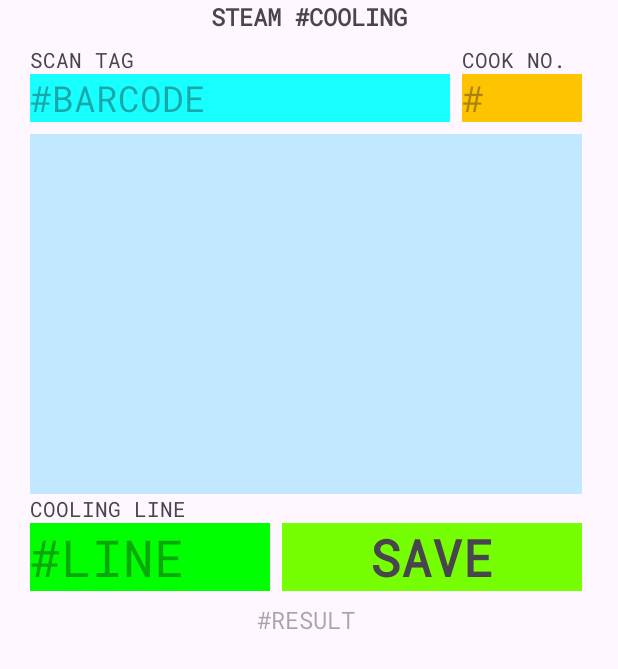
After one commit to ivsoln/TUNA_RUN_2024_mark2, an Android app: the SkipjackSteamCoolingActivity screen opened directly, with no data from a screen before it, on a phone screen of 412 x 824 dp. The commit adds this screen. Shown: the top 669 px of the screen. Run offline under Robolectric (Android 15) with nearby library versions, the phone set to English and light mode, and no system bars; network calls fail.

Commit message:
#bhumi 2024.08.30

```diff
--- a/app/src/main/java/com/inventive/tunarun/BlindReceiveActivity.kt
+++ b/app/src/main/java/com/inventive/tunarun/BlindReceiveActivity.kt
@@ -59,8 +59,6 @@ class BlindReceiveActivity : AppCompatActivity() {
         super.onCreate(savedInstanceState)
         enableEdgeToEdge()
         setContentView(R.layout.activity_blind_receive)
-
-
         findViewById<TextView>(R.id.text_user).showUser()
         findViewById<TextView>(R.id.view_shift).showShift()
 
--- a/app/src/main/java/com/inventive/tunarun/FishClient.kt
+++ b/app/src/main/java/com/inventive/tunarun/FishClient.kt
@@ -23,7 +23,7 @@ import java.util.Date
 class FishClient {
     companion object {
 
-        private var apiAddr: String = "99.42.1.48"
+        private var apiAddr: String = "192.168.1.54"
 
         var REQUEST_SHIFT = 1
         var REQUEST_BLIND_RECEIVE = 10
@@ -43,6 +43,7 @@ class FishClient {
                 var QueueTypes = HashSetClient<Fish.Skipjack.Masters.QueueType>()
             }
         }
+
 
         class Skipjack {
             companion object {
--- a/app/src/main/java/com/inventive/tunarun/SkipjackCookPostActivity.kt
+++ b/app/src/main/java/com/inventive/tunarun/SkipjackCookPostActivity.kt
@@ -37,7 +37,7 @@ class SkipjackCookPostActivity : AppCompatActivity() {
 
     override fun onCreate(savedInstanceState: Bundle?) {
         super.onCreate(savedInstanceState)
-        enableEdgeToEdge()
+        //enableEdgeToEdge()
         setContentView(R.layout.activity_skipjack_cook_post)
 //        ViewCompat.setOnApplyWindowInsetsListener(findViewById(R.id.main)) { v, insets ->
 //            val systemBars = insets.getInsets(WindowInsetsCompat.Type.systemBars())
--- /dev/null
+++ b/app/src/main/java/com/inventive/tunarun/SkipjackSteamCoolingActivity.kt
@@ -0,0 +1,20 @@
+package com.inventive.tunarun
+
+import android.os.Bundle
+import androidx.activity.enableEdgeToEdge
+import androidx.appcompat.app.AppCompatActivity
+import androidx.core.view.ViewCompat
+import androidx.core.view.WindowInsetsCompat
+
+class SkipjackSteamCoolingActivity : AppCompatActivity() {
+    override fun onCreate(savedInstanceState: Bundle?) {
+        super.onCreate(savedInstanceState)
+        enableEdgeToEdge()
+        setContentView(R.layout.activity_skipjack_steam_cooling)
+        ViewCompat.setOnApplyWindowInsetsListener(findViewById(R.id.main)) { v, insets ->
+            val systemBars = insets.getInsets(WindowInsetsCompat.Type.systemBars())
+            v.setPadding(systemBars.left, systemBars.top, systemBars.right, systemBars.bottom)
+            insets
+        }
+    }
+}
--- /dev/null
+++ b/app/src/main/res/layout/activity_skipjack_steam_cooling.xml
@@ -0,0 +1,140 @@
+<?xml version="1.0" encoding="utf-8"?>
+<androidx.constraintlayout.widget.ConstraintLayout xmlns:android="http://schemas.android.com/apk/res/android"
+    xmlns:app="http://schemas.android.com/apk/res-auto"
+    xmlns:tools="http://schemas.android.com/tools"
+    android:id="@+id/main"
+    android:layout_width="match_parent"
+    android:layout_height="match_parent"
+    tools:context=".SkipjackSteamCoolingActivity">
+
+    <TextView
+        android:id="@+id/btn_save"
+        android:layout_width="0dp"
+        android:layout_height="0dp"
+        android:layout_marginStart="8dp"
+        android:background="@color/Light_Green_A400"
+        android:fontFamily="@font/roboto_mono"
+        android:gravity="center"
+        android:text="SAVE"
+        android:textAlignment="center"
+        android:textSize="34sp"
+        android:textStyle="bold"
+        app:layout_constraintBottom_toBottomOf="@+id/text_batch"
+        app:layout_constraintEnd_toEndOf="@+id/recyclerView"
+        app:layout_constraintStart_toEndOf="@+id/text_batch"
+        app:layout_constraintTop_toBottomOf="@+id/capt_group" />
+
+    <TextView
+        android:id="@+id/text_result"
+        android:layout_width="0dp"
+        android:layout_height="wrap_content"
+        android:layout_marginTop="8dp"
+        android:fontFamily="@font/roboto_mono"
+        android:hint="#RESULT"
+        android:textAlignment="center"
+        android:textSize="16sp"
+        app:layout_constraintEnd_toEndOf="@+id/btn_save"
+        app:layout_constraintStart_toStartOf="@+id/text_batch"
+        app:layout_constraintTop_toBottomOf="@+id/btn_save" />
+
+    <TextView
+        android:id="@+id/textView"
+        android:layout_width="0dp"
+        android:layout_height="wrap_content"
+        android:fontFamily="@font/roboto_mono"
+        android:text="STEAM #COOLING"
+        android:textAlignment="center"
+        android:textSize="16sp"
+        android:textStyle="bold"
+        app:layout_constraintEnd_toEndOf="parent"
+        app:layout_constraintStart_toStartOf="parent"
+        app:layout_constraintTop_toTopOf="parent" />
+
+    <TextView
+        android:id="@+id/capt_scanned"
+        android:layout_width="0dp"
+        android:layout_height="wrap_content"
+        android:layout_marginStart="20dp"
+        android:layout_marginTop="8dp"
+        android:fontFamily="@font/roboto_mono"
+        android:text="SCAN TAG"
+        app:layout_constraintStart_toStartOf="parent"
+        app:layout_constraintTop_toBottomOf="@+id/textView" />
+
+    <EditText
+        android:id="@+id/text_barcode"
+        android:layout_width="0dp"
+        android:layout_height="wrap_content"
+        android:layout_marginEnd="8dp"
+        android:background="@color/Cyan_A200"
+        android:ems="10"
+        android:fontFamily="@font/roboto_mono"
+        android:gravity="start"
+        android:hint="@string/hint_barcode"
+        android:inputType="text"
+        android:textSize="24sp"
+        app:layout_constraintEnd_toStartOf="@+id/text_group"
+        app:layout_constraintStart_toStartOf="@+id/capt_scanned"
+        app:layout_constraintTop_toBottomOf="@+id/capt_scanned"
+        tools:ignore="TouchTargetSizeCheck" />
+
+    <androidx.recyclerview.widget.RecyclerView
+        android:id="@+id/recyclerView"
+        android:layout_width="0dp"
+        android:layout_height="240dp"
+        android:layout_marginTop="8dp"
+        android:layout_marginEnd="24dp"
+        android:background="@color/Primary_090"
+        app:layout_constraintEnd_toEndOf="parent"
+        app:layout_constraintStart_toStartOf="@+id/text_barcode"
+        app:layout_constraintTop_toBottomOf="@+id/text_barcode" />
+
+    <TextView
+        android:id="@+id/capt_count"
+        android:layout_width="0dp"
+        android:layout_height="wrap_content"
+        android:fontFamily="@font/roboto_mono"
+        android:text="COOK NO."
+        app:layout_constraintBottom_toTopOf="@+id/text_group"
+        app:layout_constraintStart_toStartOf="@+id/text_group" />
+
+    <TextView
+        android:id="@+id/capt_group"
+        android:layout_width="0dp"
+        android:layout_height="wrap_content"
+        android:fontFamily="@font/roboto_mono"
+        android:text="COOLING LINE"
+        app:layout_constraintStart_toStartOf="@+id/recyclerView"
+        app:layout_constraintTop_toBottomOf="@+id/recyclerView" />
+
+    <EditText
+        android:id="@+id/text_group"
+        android:layout_width="80dp"
+        android:layout_height="wrap_content"
+        android:layout_marginEnd="24dp"
+        android:background="@color/Amber_A400"
+        android:ems="10"
+        android:fontFamily="@font/roboto_mono"
+        android:gravity="start"
+        android:hint="#"
+        android:inputType="text"
+        android:textSize="24sp"
+        app:layout_constraintBottom_toBottomOf="@+id/text_barcode"
+        app:layout_constraintEnd_toEndOf="parent"
+        tools:ignore="TouchTargetSizeCheck" />
+
+    <TextView
+        android:id="@+id/text_batch"
+        android:layout_width="160dp"
+        android:layout_height="wrap_content"
+        android:background="@color/Light_Green"
+        android:ems="10"
+        android:fontFamily="@font/roboto_mono"
+        android:gravity="start"
+        android:hint="#LINE"
+        android:inputType="text"
+        android:textSize="34sp"
+        app:layout_constraintStart_toStartOf="@+id/text_barcode"
+        app:layout_constraintTop_toBottomOf="@+id/capt_group"
+        tools:ignore="TouchTargetSizeCheck" />
+</androidx.constraintlayout.widget.ConstraintLayout>
```
Also changed, not shown: app/src/main/AndroidManifest.xml (+5 -2 lines), app/src/main/java/com/inventive/tunarun/SkipjackSteamMainActivity.kt (+7 -0 lines), app/src/main/res/layout/activity_skipjack_cook_main.xml (+16 -2 lines), app/src/main/res/layout/activity_skipjack_cook_post.xml (+22 -5 lines), app/src/main/res/layout/activity_skipjack_steam_main.xml (+21 -1 lines), app/src/main/res/layout/activity_skipjack_wip_main.xml (+18 -18 lines).
